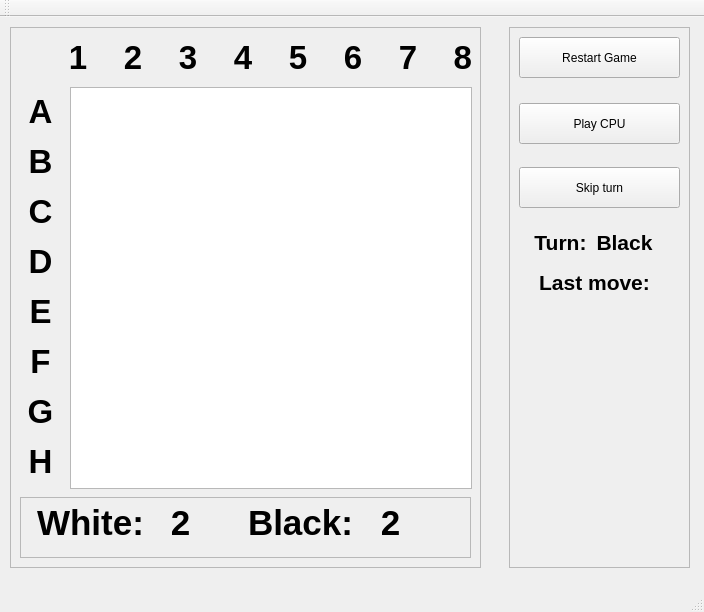
The window that graphics/rowindow.ui (GaAlf/ro) describes before a commit, drawn with Qt 5.
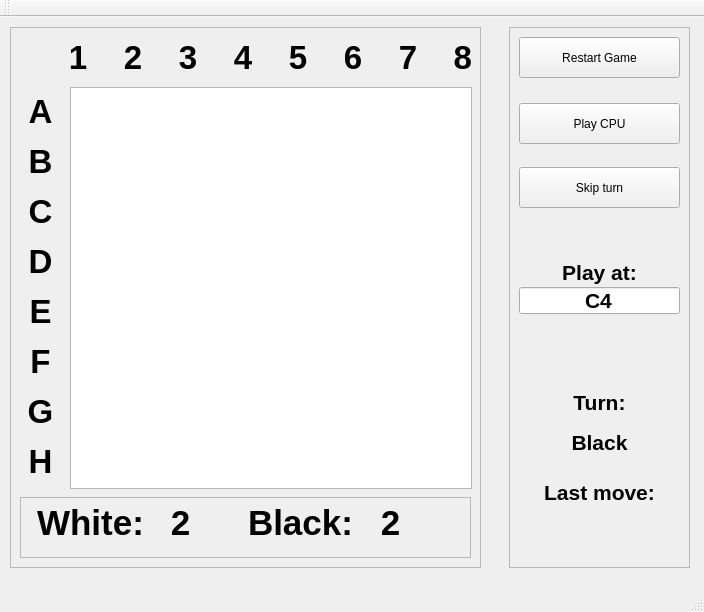
The same window after the commit.

Commit message: Added the line edit to play at a position typed.

```diff
--- a/graphics/rowindow.ui
+++ b/graphics/rowindow.ui
@@ -268,9 +268,9 @@
     <widget class="QLabel" name="label">
      <property name="geometry">
       <rect>
-       <x>16</x>
-       <y>200</y>
-       <width>71</width>
+       <x>10</x>
+       <y>360</y>
+       <width>161</width>
        <height>31</height>
       </rect>
      </property>
@@ -291,9 +291,9 @@
     <widget class="QLabel" name="label_turn">
      <property name="geometry">
       <rect>
-       <x>80</x>
-       <y>200</y>
-       <width>71</width>
+       <x>10</x>
+       <y>400</y>
+       <width>161</width>
        <height>31</height>
       </rect>
      </property>
@@ -328,8 +328,8 @@
      <property name="geometry">
       <rect>
        <x>10</x>
-       <y>240</y>
-       <width>151</width>
+       <y>450</y>
+       <width>161</width>
        <height>31</height>
       </rect>
      </property>
@@ -350,10 +350,10 @@
     <widget class="QLabel" name="label_lastMove">
      <property name="geometry">
       <rect>
-       <x>30</x>
-       <y>280</y>
-       <width>121</width>
-       <height>51</height>
+       <x>10</x>
+       <y>490</y>
+       <width>161</width>
+       <height>31</height>
       </rect>
      </property>
      <property name="font">
@@ -370,6 +370,64 @@
       <set>Qt::AlignCenter</set>
      </property>
     </widget>
+    <widget class="QLineEdit" name="lineEdit_playAt">
+     <property name="geometry">
+      <rect>
+       <x>10</x>
+       <y>260</y>
+       <width>161</width>
+       <height>27</height>
+      </rect>
+     </property>
+     <property name="sizePolicy">
+      <sizepolicy hsizetype="Fixed" vsizetype="Fixed">
+       <horstretch>0</horstretch>
+       <verstretch>0</verstretch>
+      </sizepolicy>
+     </property>
+     <property name="maximumSize">
+      <size>
+       <width>161</width>
+       <height>27</height>
+      </size>
+     </property>
+     <property name="font">
+      <font>
+       <pointsize>16</pointsize>
+       <weight>75</weight>
+       <bold>true</bold>
+      </font>
+     </property>
+     <property name="text">
+      <string>C4</string>
+     </property>
+     <property name="alignment">
+      <set>Qt::AlignCenter</set>
+     </property>
+    </widget>
+    <widget class="QLabel" name="label_5">
+     <property name="geometry">
+      <rect>
+       <x>10</x>
+       <y>230</y>
+       <width>161</width>
+       <height>31</height>
+      </rect>
+     </property>
+     <property name="font">
+      <font>
+       <pointsize>16</pointsize>
+       <weight>75</weight>
+       <bold>true</bold>
+      </font>
+     </property>
+     <property name="text">
+      <string>Play at:</string>
+     </property>
+     <property name="alignment">
+      <set>Qt::AlignCenter</set>
+     </property>
+    </widget>
    </widget>
   </widget>
   <widget class="QMenuBar" name="menuBar">
```
The commit also changes 2 other files.
